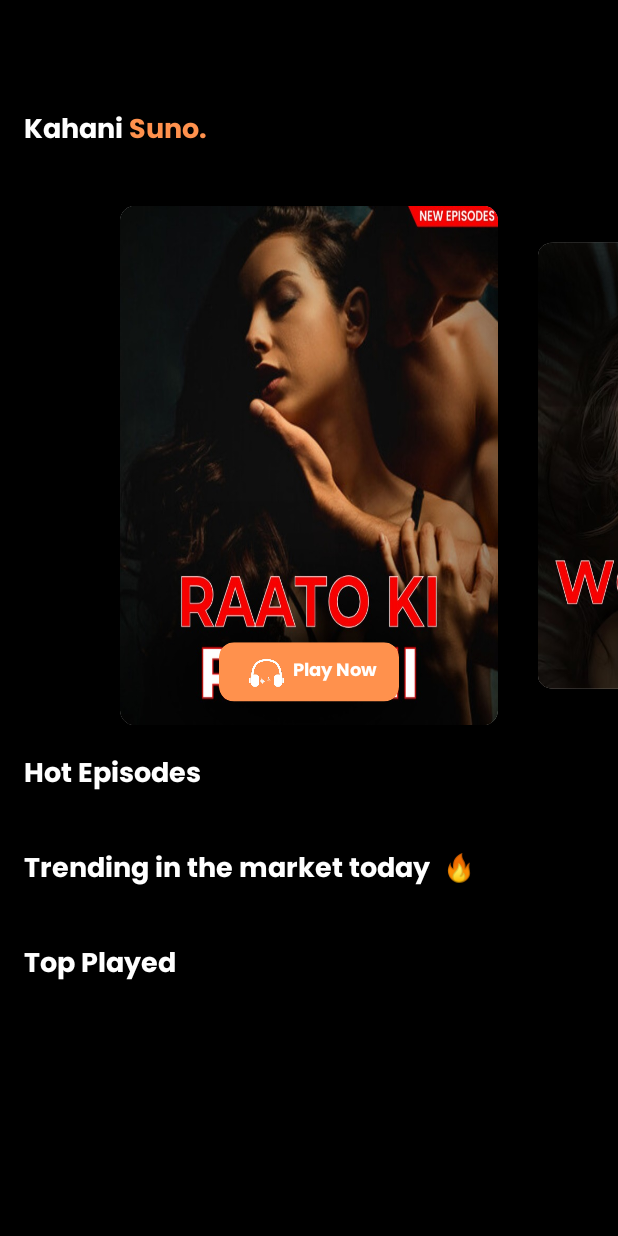
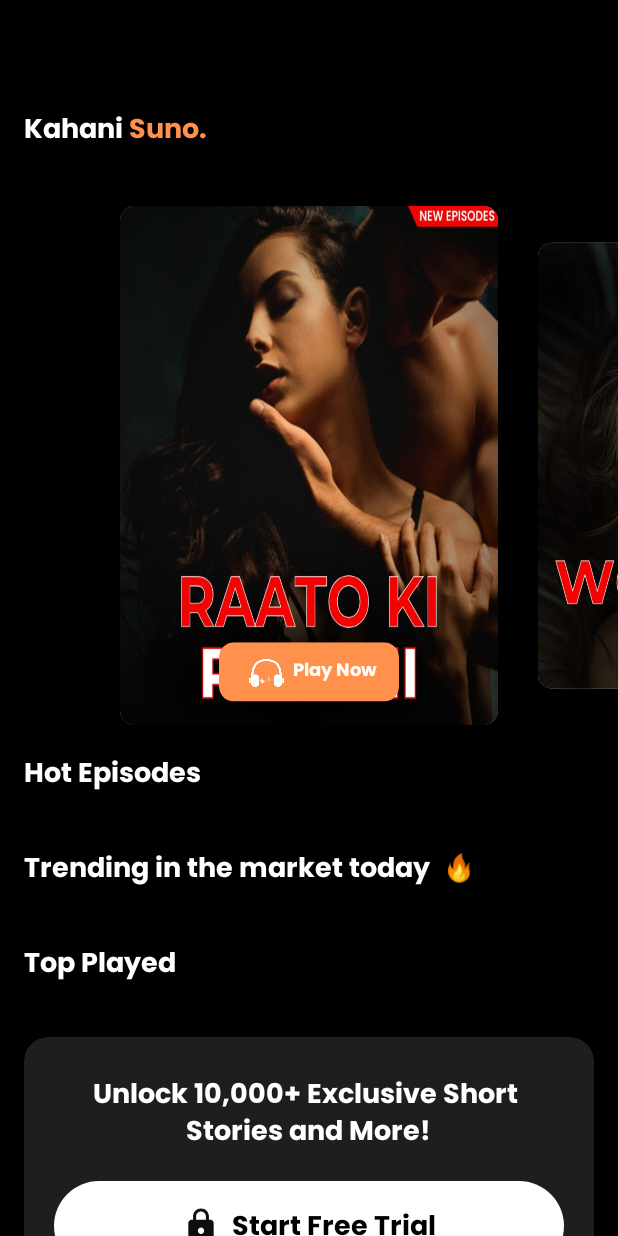
Before and after one commit to SajidEqubal/Kahani, an Android app: the Home screen opened directly, with no data from a screen before it, on a phone screen of 412 x 824 dp. Run offline under Robolectric (Android 15) with nearby library versions, the phone set to English and light mode, and no system bars; our stand-ins replace Firebase (no records; nobody signed in at launch, a user with empty details on screens opened directly), Shimmer; pictures from the network do not load.

Commit message:
free trail added

```diff
--- /dev/null
+++ b/app/src/main/res/drawable/ic_lock.xml
@@ -0,0 +1,5 @@
+<vector xmlns:android="http://schemas.android.com/apk/res/android" android:height="24dp" android:tint="#0E0E0E" android:viewportHeight="24" android:viewportWidth="24" android:width="24dp">
+
+    <path android:fillColor="@android:color/white" android:pathData="M18,8h-1L17,6c0,-2.76 -2.24,-5 -5,-5S7,3.24 7,6v2L6,8c-1.1,0 -2,0.9 -2,2v10c0,1.1 0.9,2 2,2h12c1.1,0 2,-0.9 2,-2L20,10c0,-1.1 -0.9,-2 -2,-2zM12,17c-1.1,0 -2,-0.9 -2,-2s0.9,-2 2,-2 2,0.9 2,2 -0.9,2 -2,2zM15.1,8L8.9,8L8.9,6c0,-1.71 1.39,-3.1 3.1,-3.1 1.71,0 3.1,1.39 3.1,3.1v2z"/>
+
+</vector>
--- a/app/src/main/res/layout/activity_home.xml
+++ b/app/src/main/res/layout/activity_home.xml
@@ -21,17 +21,16 @@
         app:layout_constraintTop_toTopOf="parent">
 
 
-
         <!-- Centered TextView -->
         <TextView
             android:id="@+id/logoText"
             android:layout_width="wrap_content"
             android:layout_height="wrap_content"
+            android:layout_alignParentStart="true"
             android:layout_centerInParent="true"
+            android:layout_centerVertical="true"
             android:fontFamily="@font/poppins_bold"
             android:gravity="center"
-            android:layout_alignParentStart="true"
-            android:layout_centerVertical="true"
             android:text="@string/kahani_suno"
             android:textColor="@color/white"
             android:textSize="18sp" />
@@ -39,8 +38,8 @@
         <!-- Right-aligned ImageView -->
         <ImageView
             android:id="@+id/profileImage"
-            android:layout_width="25dp"
-            android:layout_height="25dp"
+            android:layout_width="30dp"
+            android:layout_height="30dp"
             android:layout_alignParentEnd="true"
             android:layout_centerVertical="true"
             android:src="@drawable/user" />
@@ -50,11 +49,11 @@
 
     <com.facebook.shimmer.ShimmerFrameLayout
         android:id="@+id/simmer_view_home"
-        android:visibility="gone"
         android:layout_width="match_parent"
         android:layout_height="wrap_content"
         android:layout_below="@id/header"
-        android:gravity="center">
+        android:gravity="center"
+        android:visibility="gone">
 
         <include layout="@layout/shimmer_item_home" />
 
@@ -170,6 +169,76 @@
             </RelativeLayout>
 
 
+            <RelativeLayout
+                android:id="@+id/relFreeTrial"
+                android:layout_width="match_parent"
+                android:layout_height="wrap_content"
+                android:orientation="vertical"
+                android:padding="16dp"
+                app:layout_constraintEnd_toEndOf="parent"
+                app:layout_constraintStart_toStartOf="parent"
+                app:layout_constraintTop_toBottomOf="@+id/lin_cate">
+
+                <androidx.cardview.widget.CardView
+                    android:layout_width="match_parent"
+                    android:layout_height="180dp"
+                    app:cardCornerRadius="16sp"
+                    app:cardBackgroundColor="@color/light_grey">
+
+                    <LinearLayout
+                        android:layout_width="match_parent"
+                        android:orientation="vertical"
+                        android:gravity="center"
+                        android:layout_height="match_parent">
+
+                        <TextView
+                            android:gravity="center"
+                            android:layout_width="wrap_content"
+                            android:layout_height="wrap_content"
+                            android:fontFamily="@font/poppins_bold"
+                            android:textColor="@color/white"
+                            android:textSize="18sp"
+                            android:text="@string/unlock_10_000"/>
+
+                        <LinearLayout
+                            android:id="@+id/freeTrial"
+                            android:layout_width="match_parent"
+                            android:layout_height="60dp"
+                            android:layout_marginLeft="20dp"
+                            android:layout_marginTop="16dp"
+                            android:layout_marginRight="20dp"
+                            android:background="@drawable/btn_bg"
+                            android:clickable="true"
+                            android:focusable="true"
+                            android:gravity="center"
+                            android:orientation="horizontal"
+                            android:padding="16dp">
+
+                            <ImageView
+                                android:layout_width="25dp"
+                                android:layout_height="25dp"
+                                android:layout_marginEnd="8sp"
+                                android:src="@drawable/ic_lock" />
+
+                            <TextView
+                                android:layout_width="wrap_content"
+                                android:layout_height="wrap_content"
+                                android:layout_gravity="center"
+                                android:fontFamily="@font/poppins_bold"
+                                android:gravity="center"
+                                android:text="@string/start_free_trial"
+                                android:textColor="@color/black"
+                                android:textSize="18sp"
+                                android:textStyle="bold" />
+
+
+                        </LinearLayout>
+
+
+                    </LinearLayout>
+                </androidx.cardview.widget.CardView>
+            </RelativeLayout>
+
 
             <View
                 android:layout_width="match_parent"
@@ -220,20 +289,20 @@
 
             <!-- Play/Pause button -->
             <ImageView
-                android:layout_marginEnd="34sp"
                 android:id="@+id/playPauseImage"
                 android:layout_width="25dp"
                 android:layout_height="25dp"
+                android:layout_centerVertical="true"
+                android:layout_marginEnd="34sp"
                 android:layout_toStartOf="@id/closeImage"
-                android:layout_centerVertical="true"
                 android:src="@drawable/ic_pause" />
 
             <ImageView
                 android:id="@+id/closeImage"
                 android:layout_width="15dp"
                 android:layout_height="15dp"
+                android:layout_alignParentTop="true"
                 android:layout_alignParentEnd="true"
-                android:layout_alignParentTop="true"
                 android:src="@drawable/close" />
         </RelativeLayout>
 
--- a/app/src/main/res/layout/activity_main.xml
+++ b/app/src/main/res/layout/activity_main.xml
@@ -93,7 +93,7 @@
             <ImageView
                 android:layout_width="30dp"
                 android:layout_height="match_parent"
-                android:layout_marginEnd="26sp"
+                android:layout_marginEnd="16sp"
                 android:src="@drawable/google" />
 
             <TextView
--- a/app/src/main/res/values/strings.xml
+++ b/app/src/main/res/values/strings.xml
@@ -7,5 +7,7 @@
     <string name="top_categories">Hot Episodes</string>
     <string name="cross"><strike>₹299</strike></string>
     <string name="default_web_client_id">768501752965-hvg04rh5qm17fmengtb3a07d1f4q7eb8.apps.googleusercontent.com</string>
+    <string name="unlock_10_000">Unlock 10,000+ Exclusive Short \nStories and More!</string>
+    <string name="start_free_trial">Start Free Trial</string>
 
 </resources>
```
Also changed, not shown: app/src/main/java/com/shadspace/kahani/MainActivity.kt (+12 -5 lines), app/src/main/java/com/shadspace/kahani/Profile.kt (+11 -0 lines), app/src/main/java/com/shadspace/kahani/SharedPrefManager.kt (+14 -1 lines), app/src/main/java/com/shadspace/kahani/ui/Home.kt (+42 -0 lines), app/src/main/res/layout/activity_profile.xml (+1 -11 lines).
